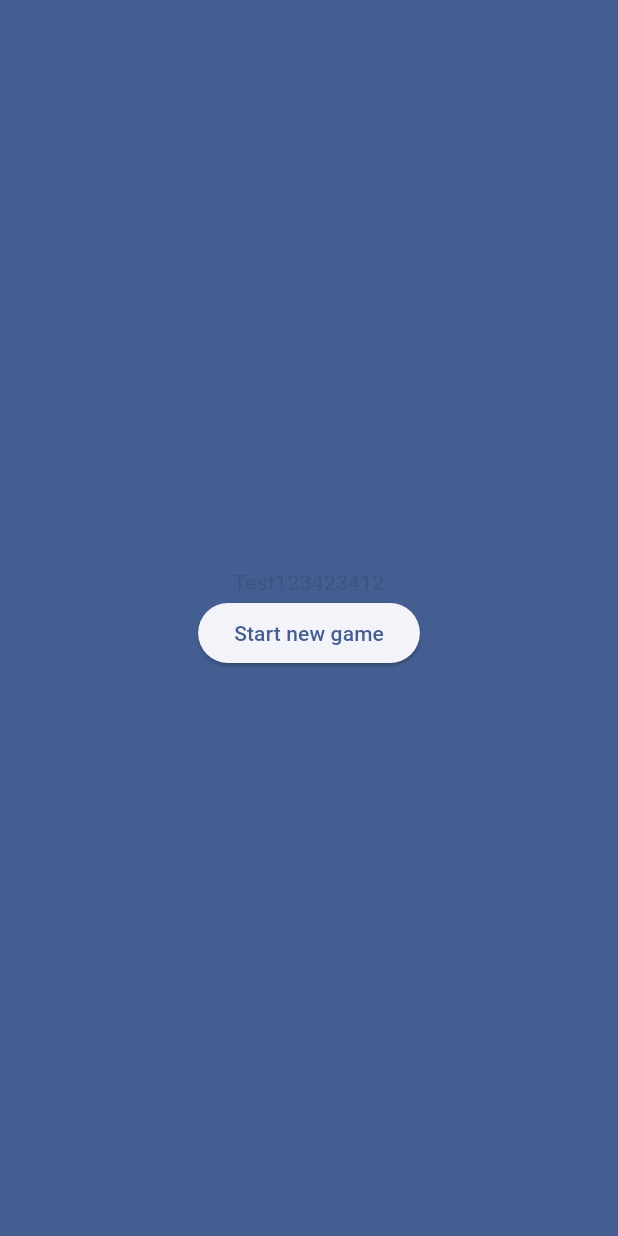
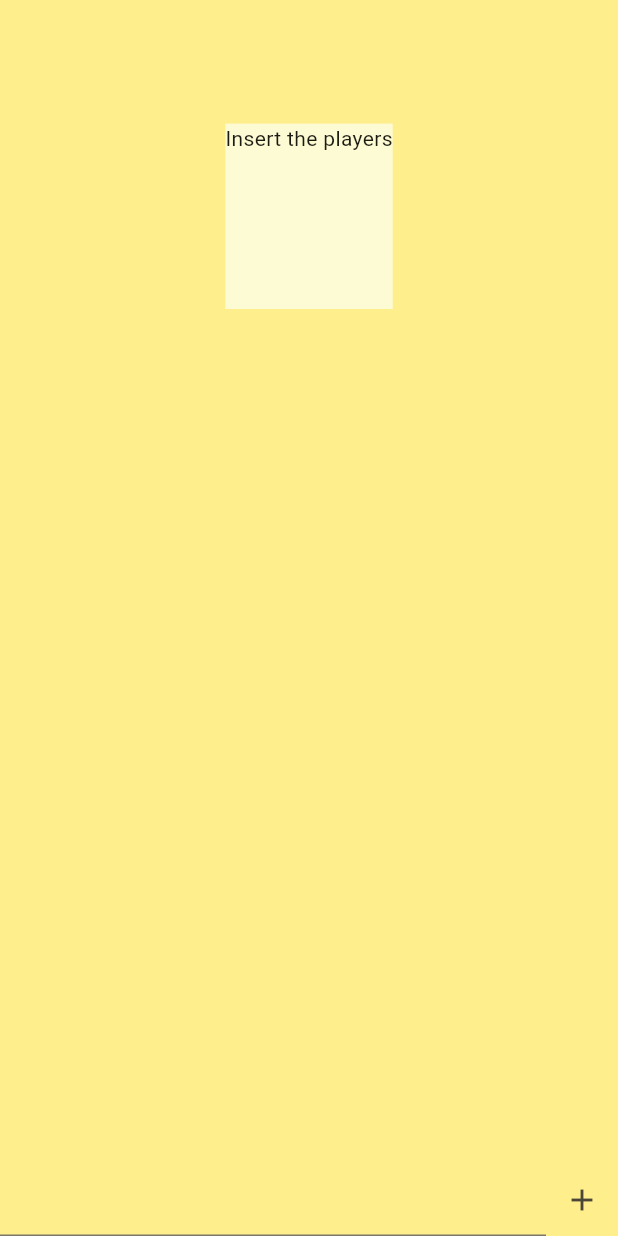
Before and after one commit to KaiBraun/real_world_interactive_system, a Flutter app: the screen it shows after launch, after a tap on "Start new game", on a phone screen of 412 x 824 dp. Run offline on Flutter 3.47's test engine with Material 3 defaults, Android fonts, the phone set to English and light mode, and no system bars; our stand-ins replace auto_size_text.

Commit message:
add players view started

```diff
--- /dev/null
+++ b/party_app/lib/entities/player.dart
@@ -0,0 +1,9 @@
+class Player {
+  Player({required this.name});
+
+  String name;
+  bool driver = false;
+  DrinkingLevel drinkingLevel = DrinkingLevel.medium;
+}
+
+enum DrinkingLevel { low, medium, high, nuclear }
--- a/party_app/lib/main.dart
+++ b/party_app/lib/main.dart
@@ -1,4 +1,5 @@
 import 'package:flutter/material.dart';
+import 'package:party_app/shared/constants.dart';
 import 'package:party_app/ui/welcome_view.dart';
 
 void main() {
@@ -29,7 +30,7 @@ class MyApp extends StatelessWidget {
         //
         // This works for code too, not just values: Most code changes can be
         // tested with just a hot reload.
-        colorScheme: ColorScheme.fromSeed(seedColor: Colors.blueAccent),
+        colorScheme: ColorScheme.fromSeed(seedColor: Constants.primaryColor),
         useMaterial3: true,
       ),
       //home: const MyHomePage(title: 'Flutter Demo Home Page'),
--- a/party_app/lib/shared/constants.dart
+++ b/party_app/lib/shared/constants.dart
@@ -5,6 +5,12 @@ import 'dart:ui';
 import 'package:flutter/cupertino.dart';
 
 class Constants {
-  //static const greyColor = Color(0xff696969);
-  //static const blackColor = Color(0xff353535);
+
+  //Colors
+  static const primaryColor = Color(0xffffee8c);
+  static const accentColor1 = Color(0xffffffc5);
+  static const accentColor2 = Color(0xfffdfbd4);
+
+  //Fonts
+
 }
--- /dev/null
+++ b/party_app/lib/ui/add_players_view.dart
@@ -0,0 +1,120 @@
+import 'package:auto_size_text/auto_size_text.dart';
+import 'package:flutter/cupertino.dart';
+import 'package:flutter/material.dart';
+import 'package:party_app/entities/player.dart';
+import 'package:party_app/shared/constants.dart';
+import 'package:party_app/shared/utils.dart';
+
+class AddPlayersView extends StatefulWidget {
+  List<Player> currentPlayers = [];
+
+  @override
+  _AddPlayersViewState createState() => _AddPlayersViewState();
+}
+
+class _AddPlayersViewState extends State<AddPlayersView> {
+  TextEditingController addPlayerController = TextEditingController();
+
+  @override
+  Widget build(BuildContext context) {
+    return Scaffold(
+      body: Container(
+        color: Constants.primaryColor,
+        height: Utils.getHeight(context),
+        width: Utils.getWidth(context),
+        child: SizedBox(
+          width: Utils.getWidth(context) * 0.8,
+          child: Column(
+            children: [
+              SizedBox(height: Utils.getHeight(context) * 0.1),
+              Container(
+                height: Utils.getHeight(context) * 0.15,
+                color: Constants.accentColor2,
+                child: Text("Insert the players"),
+              ),
+              Expanded(
+                child: ListView.builder(
+                    itemCount: widget.currentPlayers.length,
+                    itemBuilder: (BuildContext context, int index) {
+                      if(index == 0) {
+                        return Container();
+                      }
+                      return buildPlayerCard(widget.currentPlayers[index]);
+                    }
+                ),
+              ),
+              buildAddPlayerButton()
+            ],
+          ),
+        ),
+      ),
+    );
+  }
+
+  Widget buildPlayerCard(Player player) {
+    //Player testPlayer =  Player(name: "Test", driver: false);
+    return Column(
+      children: [
+        Row(
+          children: [
+            Container(
+              width: 100,
+              height: 100,
+              decoration: BoxDecoration(
+                shape: BoxShape.circle,
+              ),
+              child: Icon(
+                Icons.person, // Replace with your desired icon
+                color: Colors.white, // Icon color
+                size: 50, // Icon size
+              ),
+            ),
+            Text(player.name)
+          ],
+        ),
+        Row(
+          children: [
+            ElevatedButton(
+                onPressed: () =>
+                {
+                },
+                child: AutoSizeText("Designated Player")),
+            ElevatedButton(
+                onPressed: () =>
+                {
+                },
+                child: AutoSizeText("Normal Player"))
+          ],
+        ),
+        Divider(
+          color: Colors.black,
+          thickness: 2,
+          //height: 0,
+        )
+      ],
+    );
+  }
+
+  Widget buildAddPlayerButton() {
+    return Row(
+      children: [
+        Expanded(
+          child: TextField(
+            controller: addPlayerController,
+
+          ),
+        ),
+        IconButton(onPressed: ()=>{
+          if(addPlayerController.text.isNotEmpty) {
+            setState(() {
+              widget.currentPlayers.add(Player(name: addPlayerController.text));
+            })
+          }
+
+        }, icon: Icon(Icons.add))
+      ]
+    );
+  }
+
+
+}
--- a/party_app/lib/ui/welcome_view.dart
+++ b/party_app/lib/ui/welcome_view.dart
@@ -1,30 +1,31 @@
 import 'package:flutter/material.dart';
 
+import '../shared/constants.dart';
 import '../shared/utils.dart';
+import 'add_players_view.dart';
 
 class WelcomeView extends StatelessWidget {
   @override
   Widget build(BuildContext context) {
     return Scaffold(
-
         body: Container(
-        color: Theme.of(context).colorScheme.primary,
+      color: Constants.primaryColor,
       height: Utils.getHeight(context),
       width: Utils.getWidth(context),
       child: Column(
         mainAxisAlignment: MainAxisAlignment.center,
         children: [
-            Text("Test123423412",style: TextStyle(color: Colors.black12),),
+          Text("Warning: This game may cause questionable life choices!"),
           ElevatedButton(
               onPressed: () => {
-
+                    Navigator.push(
+                        context,
+                        MaterialPageRoute(
+                            builder: (context) => AddPlayersView())),
                   },
-                child: Text("Start new game")
-            )
+              child: Text("Start new game"))
         ],
       ),
-      )
-
-    );
+    ));
   }
 }
--- a/party_app/pubspec.yaml
+++ b/party_app/pubspec.yaml
@@ -30,6 +30,7 @@ environment:
 dependencies:
   flutter:
     sdk: flutter
+  auto_size_text: ^3.0.0
 
 
   # The following adds the Cupertino Icons font to your application.
```
Lines whose indentation alone changed are shown as unchanged.
